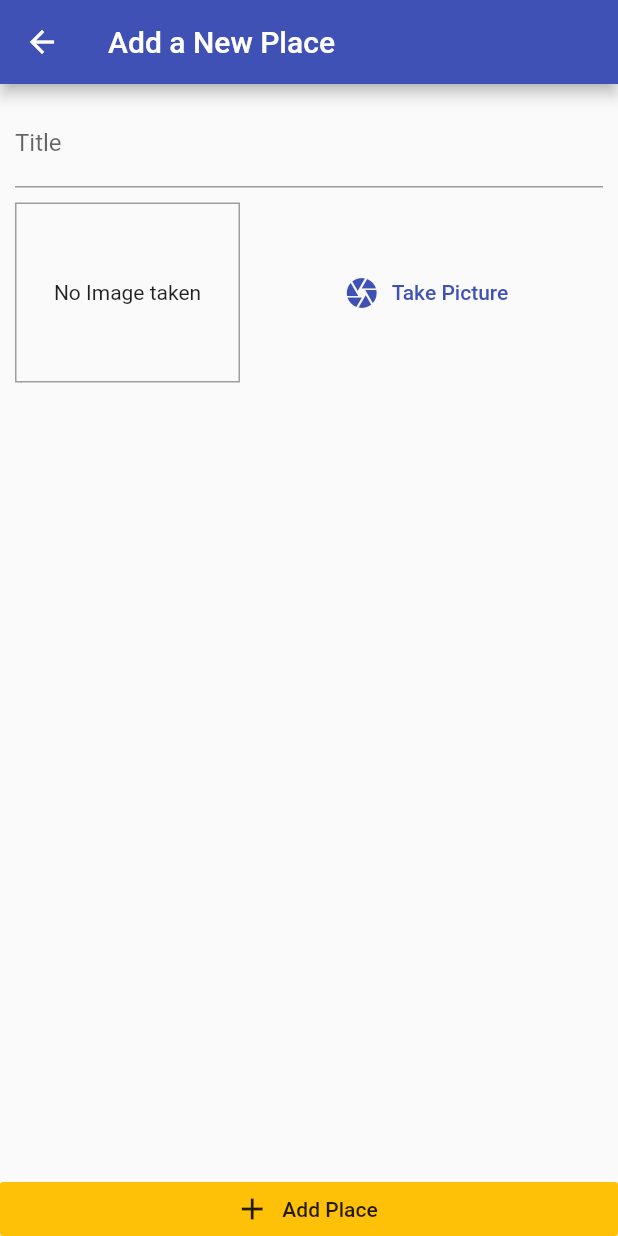
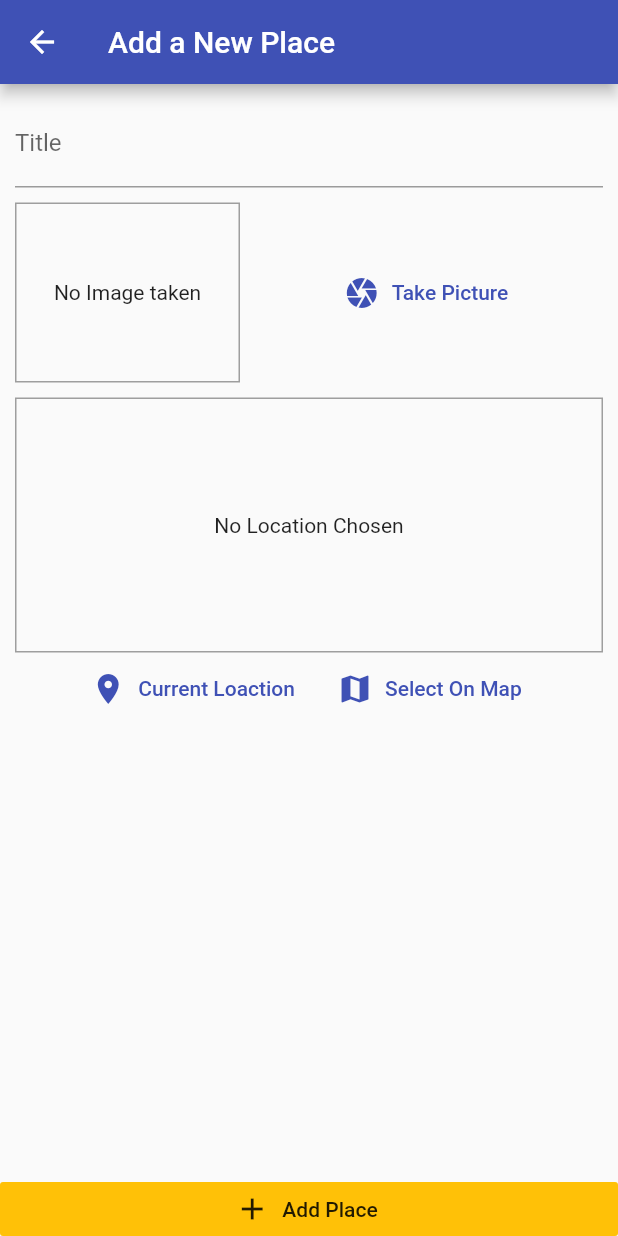
Before and after one commit to akshitachi/great_places, a Flutter app: the AddPlacesScreen screen opened by its route, on a phone screen of 412 x 824 dp. Run offline on Flutter 3.47's test engine with Material 2 defaults, Android fonts, the phone set to English and light mode, and no system bars; our stand-ins replace google_maps_flutter, image_picker, location, sqflite; accounts and stored records are empty.

Commit message:
add g-maps

```diff
--- /dev/null
+++ b/lib/helpers/location_helper.dart
@@ -0,0 +1,11 @@
+const apiKey =
+    'pk.eyJ1IjoiYWtzaGl0YWNoaSIsImEiOiJja25rY3VuNmQwOXlmMm9ueGc1NHp6bmhiIn0.dAFNzjEmzFGUpCdDWTO8ng';
+
+class LocationHelper {
+  static String generatePreviewImageUrl({
+    double latitude,
+    double longitude,
+  }) {
+    return 'https://api.mapbox.com/styles/v1/mapbox/streets-v11/static/pin-l($longitude,$latitude)/$longitude,$latitude,14.25,0,0/600x300?access_token=$apiKey';
+  }
+}
--- a/lib/models/place.dart
+++ b/lib/models/place.dart
@@ -6,7 +6,7 @@ class PlaceLocation {
   final double latitude;
   final double longitute;
   final String address;
-  PlaceLocation({
+  const PlaceLocation({
     @required this.latitude,
     @required this.longitute,
     this.address,
--- a/lib/screens/add_place_screen.dart
+++ b/lib/screens/add_place_screen.dart
@@ -3,6 +3,7 @@ import '../widgets/image_input.dart';
 import 'dart:io';
 import 'package:provider/provider.dart';
 import '../providers/great_places.dart';
+import '../widgets/location_input.dart';
 
 class AddPlacesScreen extends StatefulWidget {
   static const routeName = '/add-place';
@@ -49,6 +50,10 @@ class _AddPlacesScreenState extends State<AddPlacesScreen> {
                       height: 10,
                     ),
                     ImageInput(_selectImage),
+                    SizedBox(
+                      height: 10,
+                    ),
+                    LocationInput(),
                   ],
                 ),
               ),
--- /dev/null
+++ b/lib/widgets/location_input.dart
@@ -0,0 +1,88 @@
+import 'package:flutter/material.dart';
+import 'package:location/location.dart';
+import '../helpers/location_helper.dart';
+import '../screens/maps_screen.dart';
+
+class LocationInput extends StatefulWidget {
+  @override
+  _LocationInputState createState() => _LocationInputState();
+}
+
+class _LocationInputState extends State<LocationInput> {
+  String _previewImageUrl;
+  Future<void> _getCurrentUserLocation() async {
+    final locData = await Location().getLocation();
+    final staticMapImageUrl = LocationHelper.generatePreviewImageUrl(
+      latitude: locData.latitude,
+      longitude: locData.longitude,
+    );
+    setState(() {
+      _previewImageUrl = staticMapImageUrl;
+    });
+  }
+
+  Future<void> _selectOnMap() async {
+    final selectedLocation = await Navigator.of(context).push(
+      MaterialPageRoute(
+        fullscreenDialog: true,
+        builder: (ctx) => MapScreen(
+          isSelecting: true,
+        ),
+      ),
+      );
+      if(selectedLocation==null){
+        return;
+      }
+
+  }
+
+  @override
+  Widget build(BuildContext context) {
+    return Column(
+      children: [
+        Container(
+          height: 170,
+          width: double.infinity,
+          alignment: Alignment.center,
+          decoration: BoxDecoration(
+            border: Border.all(
+              width: 1,
+              color: Colors.grey,
+            ),
+          ),
+          child: _previewImageUrl == null
+              ? Text(
+                  'No Location Chosen',
+                  textAlign: TextAlign.center,
+                )
+              : Image.network(
+                  _previewImageUrl,
+                  fit: BoxFit.cover,
+                  width: double.infinity,
+                ),
+        ),
+        Row(
+          mainAxisAlignment: MainAxisAlignment.center,
+          children: [
+            FlatButton.icon(
+              icon: Icon(
+                Icons.location_on,
+              ),
+              label: Text('Current Loaction'),
+              textColor: Theme.of(context).primaryColor,
+              onPressed: _getCurrentUserLocation,
+            ),
+            FlatButton.icon(
+              icon: Icon(
+                Icons.map,
+              ),
+              label: Text('Select On Map'),
+              textColor: Theme.of(context).primaryColor,
+              onPressed: _selectOnMap,
+            ),
+          ],
+        )
+      ],
+    );
+  }
+}
--- a/pubspec.yaml
+++ b/pubspec.yaml
@@ -28,6 +28,8 @@ dependencies:
   path_provider: ^2.0.1
   path: ^1.8.0
   sqflite: ^1.3.0
+  location: ^4.1.1
+  google_maps_flutter: ^2.0.3
 
 
   # The following adds the Cupertino Icons font to your application.
```
Also changed, not shown: lib/screens/maps_screen.dart (added, +34 -0 lines), pubspec.lock, 2 other files.
